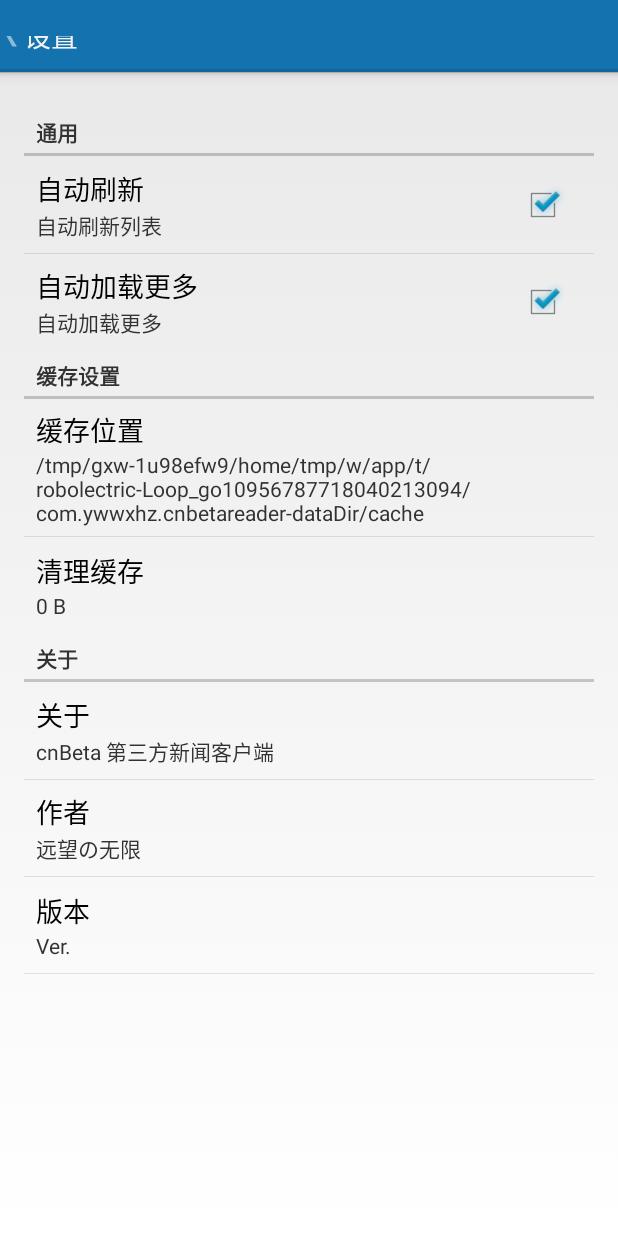
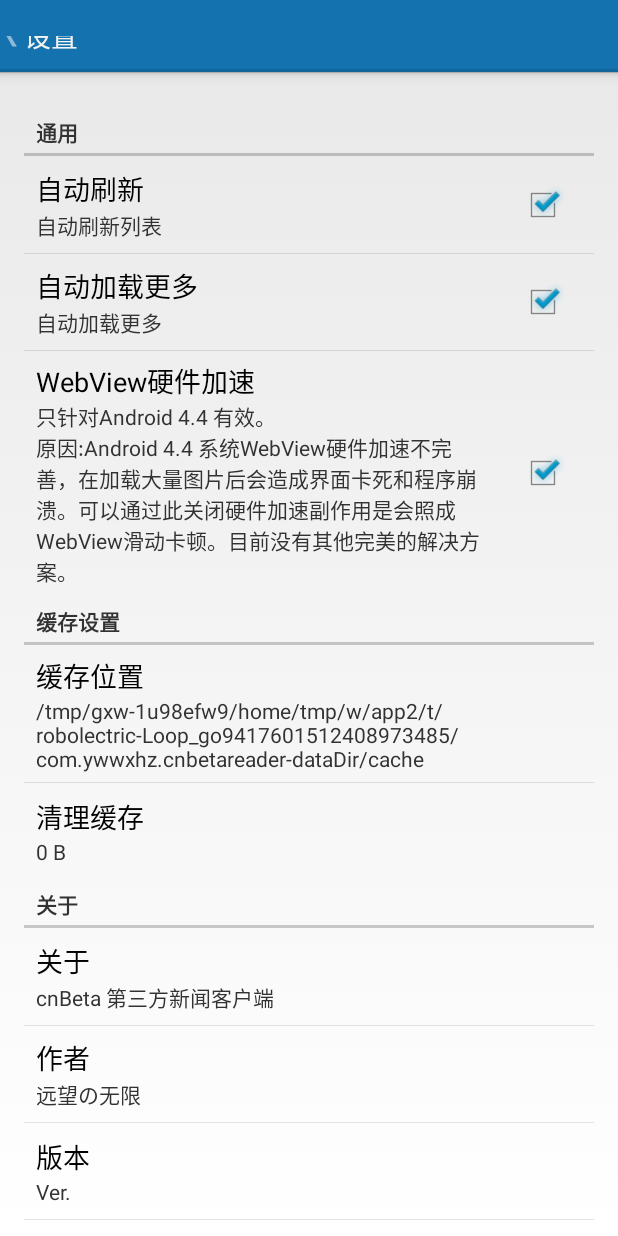
Before and after one commit to ywwxhz/cnBetaReader, an Android app: the SettingsActivity screen opened directly, with no data from a screen before it, on a phone screen of 412 x 824 dp. Run offline under Robolectric (Android 15) with nearby library versions, the phone set to English and light mode, and no system bars.

Commit message:
add hardwareAccelerated switch for webview in preference Activity in order to fix crash .

```diff
--- a/app/src/main/java/com/ywwxhz/lib/kits/FileKit.java
+++ b/app/src/main/java/com/ywwxhz/lib/kits/FileKit.java
@@ -93,8 +93,7 @@ public class FileKit {
                     size = size + aFileList.length();
                 }
             }
-        }catch (Exception e){
-            e.printStackTrace();
+        }catch (Exception ignored){
         }
         return size;
     }
@@ -111,8 +110,7 @@ public class FileKit {
                     size = size + aFileList.length();
                 }
             }
-        }catch (Exception e){
-            e.printStackTrace();
+        }catch (Exception ignored){
         }
         return size;
     }
--- a/app/src/main/java/com/ywwxhz/service/NewsDetailService.java
+++ b/app/src/main/java/com/ywwxhz/service/NewsDetailService.java
@@ -3,6 +3,7 @@ package com.ywwxhz.service;
 import android.app.Activity;
 import android.content.Intent;
 import android.net.Uri;
+import android.os.Build;
 import android.view.View;
 import android.webkit.WebSettings;
 import android.webkit.WebView;
@@ -19,6 +20,7 @@ import com.ywwxhz.lib.Configure;
 import com.ywwxhz.lib.handler.ActionService;
 import com.ywwxhz.lib.kits.FileCacheKit;
 import com.ywwxhz.lib.kits.NetKit;
+import com.ywwxhz.lib.kits.PrefKit;
 import com.ywwxhz.lib.kits.Toolkit;
 
 import org.apache.http.Header;
@@ -99,6 +101,9 @@ public class NewsDetailService extends ActionService {
         settings.setJavaScriptEnabled(true);
         settings.setDomStorageEnabled(true);
         settings.setLoadsImagesAutomatically(true);
+        if(Build.VERSION.SDK_INT == Build.VERSION_CODES.KITKAT && !PrefKit.getBoolean(mContext,mContext.getString(R.string.pref_hardware_accelerated_key),true)) {
+            mWebView.setLayerType(View.LAYER_TYPE_SOFTWARE, null);
+        }
         if (NetKit.isWifiConnected()) {
             settings.setCacheMode(WebSettings.LOAD_DEFAULT);
         } else {
--- a/app/src/main/res/values/strings.xml
+++ b/app/src/main/res/values/strings.xml
@@ -9,10 +9,11 @@
     <string name="share_templates">我觉得这篇新闻不错 %1$s (%2$s) 分享自cnBeta 业界资讯。</string>
 
     <string name="message_no_comment">暂无评论</string>
+    <string name="message_comment_close">评论已关闭</string>
+    <string name="message_new_news">新增%d条新闻  *\\(๑• ₃ •๑)*</string>
+    <string name="message_flush_success">加载成功  *\\(๑• ₃ •๑)*</string>
+    <string name="message_no_new_news">暂时没有新的新闻  (๑•́ ₃ •̀๑)</string>
     <string name="message_no_network">无网络或连接超时   ε٩(๑> ₃ &lt;)۶ з  </string>
-    <string name="message_flush_success">加载成功  *\\(๑• ₃ •๑)*</string>
-    <string name="message_new_news">新增%d条新闻  *\\(๑• ₃ •๑)*</string>
-    <string name="message_no_new_news">暂时没有新的新闻  (๑•́ ₃ •̀๑)</string>
     <string name="message_load_from_cache">无可用网络，加载之前的缓存  ( &gt;﹏&lt;。)～</string>
     <string name="message_data_structure_change"> ლ(°Д°ლ) 网站又改版啦。。请联系开发者。 </string>
 
@@ -41,6 +42,8 @@
     <string name="pref_auto_reflush_key">autoReflush</string>
     <string name="pref_auto_reflush_off">手动刷新列表</string>
     <string name="pref_about_summary">cnBeta 第三方新闻客户端</string>
-    <string name="message_comment_close">评论已关闭</string>
+    <string name="pref_hardware_accelerated_title">WebView硬件加速</string>
+    <string name="pref_hardware_accelerated_key">hardwareAccelerated</string>
+    <string name="pref_hardware_accelerated_summary">只针对Android 4.4 有效。\n原因:Android 4.4 系统WebView硬件加速不完善，在加载大量图片后会造成界面卡死和程序崩溃。可以通过此关闭硬件加速副作用是会照成WebView滑动卡顿。目前没有其他完美的解决方案。</string>
 
 </resources>
--- a/app/src/main/res/xml/pref_general.xml
+++ b/app/src/main/res/xml/pref_general.xml
@@ -13,6 +13,11 @@
             android:summaryOff="@string/pref_auto_page_off"
             android:summaryOn="@string/pref_auto_page_on"
             android:title="@string/pref_auto_page_title" />
+        <CheckBoxPreference
+            android:defaultValue="true"
+            android:key="@string/pref_hardware_accelerated_key"
+            android:summary="@string/pref_hardware_accelerated_summary"
+            android:title="@string/pref_hardware_accelerated_title" />
     </PreferenceCategory>
     <PreferenceCategory android:title="@string/pref_cache_category">
         <Preference
```
Also changed, not shown: app/src/main/java/com/ywwxhz/app/NewsDetailActivity.java (+12 -0 lines).
